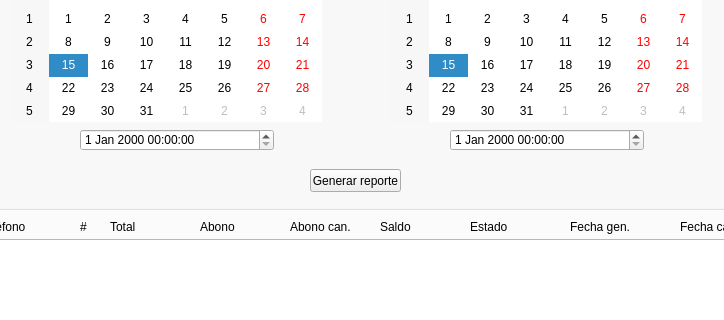
First picture: the form in system_ui.ui, repository Bridamo98/invoicing, before the edit; both pictures show x 102 to 826 and y 257 to 577 of the 1299 by 872 pixel window.
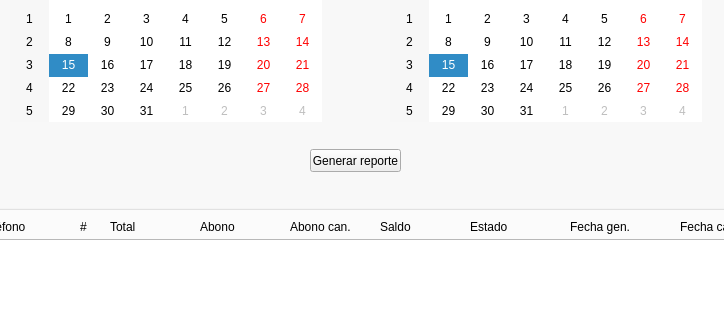
Second picture: the form after the edit.

Commit message: Add dynamic ranges - add automatic report date ranges - make datetime formats global - change imports due import errors - change last to past on graphic components - delete datetime edit components

Patch:
```diff
--- a/system_ui.ui
+++ b/system_ui.ui
@@ -2287,16 +2287,6 @@
       <property name="title">
        <string>RANGO DE FECHAS MANUAL</string>
       </property>
-      <widget class="QDateTimeEdit" name="initialDateField">
-       <property name="geometry">
-        <rect>
-         <x>160</x>
-         <y>240</y>
-         <width>194</width>
-         <height>22</height>
-        </rect>
-       </property>
-      </widget>
       <widget class="QCalendarWidget" name="initialDateCalendar">
        <property name="geometry">
         <rect>
@@ -2320,16 +2310,6 @@
         <string>FECHA INICIAL</string>
        </property>
       </widget>
-      <widget class="QDateTimeEdit" name="finalDateField">
-       <property name="geometry">
-        <rect>
-         <x>530</x>
-         <y>240</y>
-         <width>194</width>
-         <height>22</height>
-        </rect>
-       </property>
-      </widget>
       <widget class="QLabel" name="label_65">
        <property name="geometry">
         <rect>
@@ -2357,7 +2337,7 @@
        <property name="geometry">
         <rect>
          <x>390</x>
-         <y>280</y>
+         <y>260</y>
          <width>91</width>
          <height>23</height>
         </rect>
```
Left out of the diff: 8 changed lines with no effect on the pictures. The commit also changes 2 other files.
